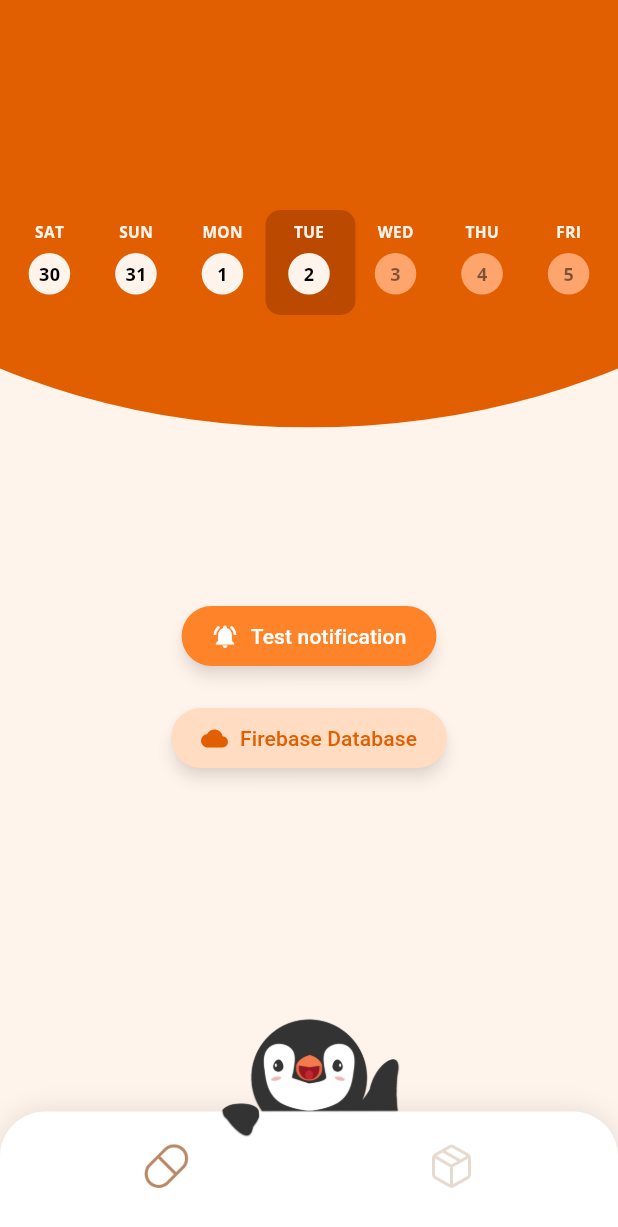
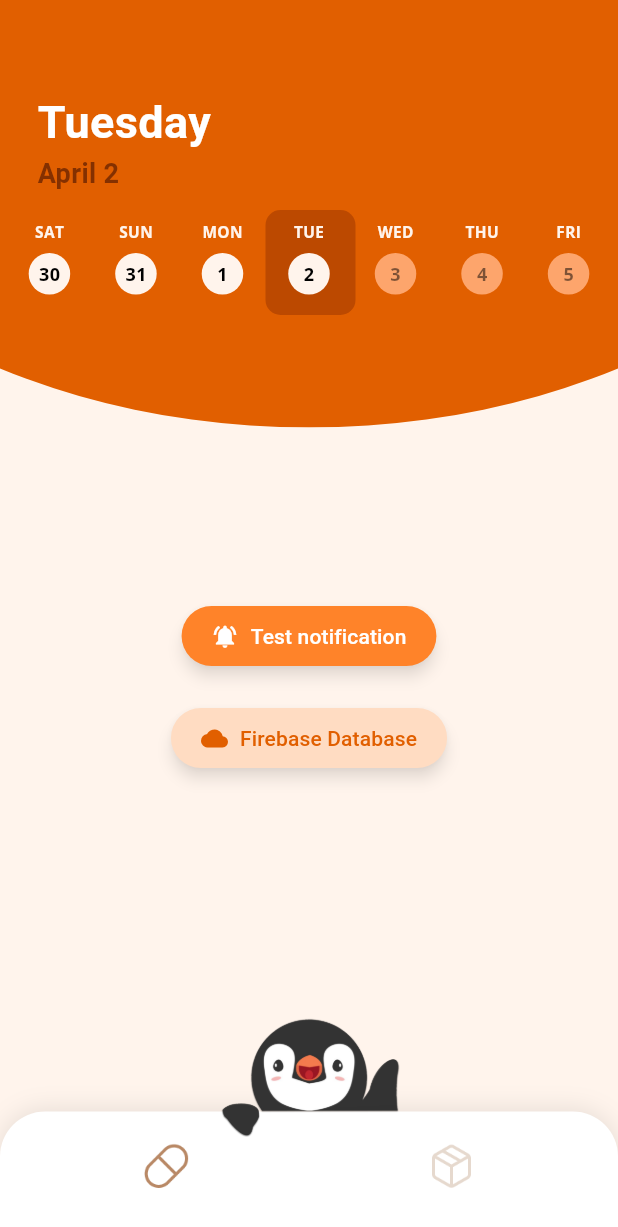
Before and after one commit to YZ1GO/L.EIC017_ES_PRJ, a Flutter app: the screen it shows after launch, on a phone screen of 412 x 824 dp. Shown: the top 1227 px of the screen. Run offline on Flutter 3.47's test engine with Material 3 defaults, Android fonts, the phone set to English and light mode, and no system bars; our stand-ins replace firebase_core, firebase_database, flutter_local_notifications, permission_handler, shared_preferences; accounts and stored records are empty.

Commit message:
added specifics of the current day

```diff
--- a/app/lib/widgets/calendar_widget.dart
+++ b/app/lib/widgets/calendar_widget.dart
@@ -11,10 +11,13 @@ class CalendarWidgetState extends State<CalendarWidget> {
   // Calculate the initial page index based on today's date
   late int initialPage;
   late PageController pageController;
+  late DateTime selectedDate;
 
   @override
   void initState() {
     super.initState();
+    selectedDate = DateTime.now();
+
     initialPage = DateTime.now().difference(DateTime(DateTime.now().year, 1, 1)).inDays;
     pageController = PageController(initialPage: initialPage, viewportFraction: 0.14);
   }
@@ -23,6 +26,36 @@ class CalendarWidgetState extends State<CalendarWidget> {
   Widget build(BuildContext context) {
     return Stack(
       children: [
+        // Specifics of the selected day
+        Positioned(
+            top: 60,
+            left: 25,
+            child: Row(
+              children: [
+                Column(
+                  crossAxisAlignment: CrossAxisAlignment.start, // Align month with day of week
+                  children: [
+                    Text(
+                      getDayOfWeekComplete(selectedDate.weekday),
+                      style: const TextStyle(
+                        fontSize: 30,
+                        fontWeight: FontWeight.bold,
+                        color: Colors.white,
+                      ),
+                    ),
+                    Text(
+                      "${getMonth(selectedDate.month)} ${selectedDate.day}",
+                      style: const TextStyle(
+                        fontSize: 18,
+                        fontWeight: FontWeight.bold,
+                        color: Color.fromRGBO(132, 48, 0, 1),
+                      ),
+                    ),
+                  ],
+                ),
+              ],
+            ),
+        ),
         // Box in the center of calendar
         Positioned(
           left: (MediaQuery.of(context).size.width - 58) / 2,
@@ -130,6 +163,28 @@ class CalendarWidgetState extends State<CalendarWidget> {
     }
   }
 
+  // Function to get the day of the week
+  String getDayOfWeekComplete(int weekday) {
+    switch (weekday) {
+      case 1:
+        return 'Monday';
+      case 2:
+        return 'Tuesday';
+      case 3:
+        return 'Wednesday';
+      case 4:
+        return 'Thursday';
+      case 5:
+        return 'Friday';
+      case 6:
+        return 'Saturday';
+      case 7:
+        return 'Sunday';
+      default:
+        return '';
+    }
+  }
+
   // Function to get the month
   String getMonth(int month) {
     switch (month) {
```
